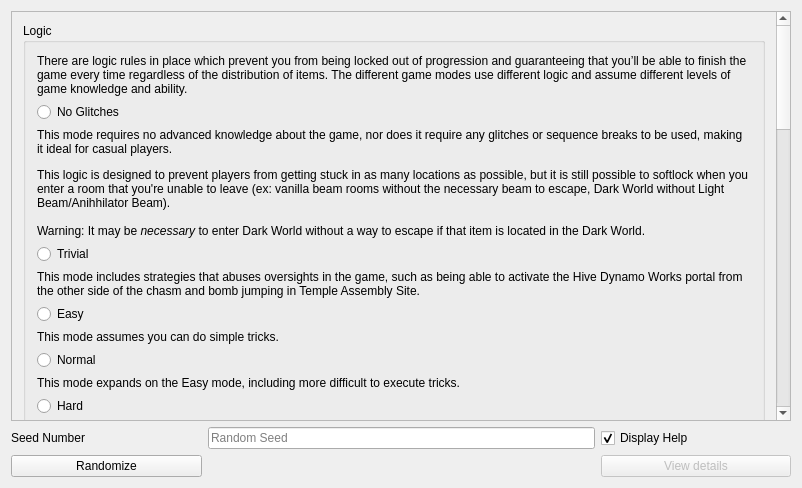
randovania/randovania, file randovania/gui/layout_generator_window.ui: the form before one commit.
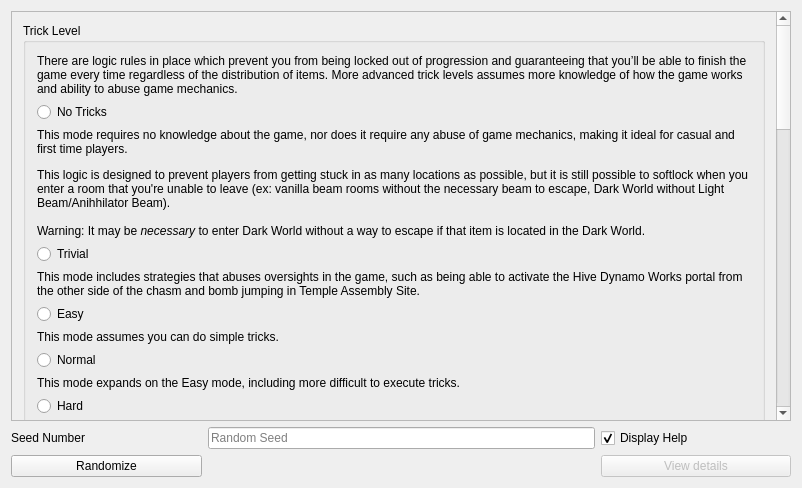
The form after the commit.

Commit message: Rename Logic -> TrickLevel

Patch:
```diff
--- a/randovania/gui/layout_generator_window.ui
+++ b/randovania/gui/layout_generator_window.ui
@@ -54,15 +54,15 @@
         <rect>
          <x>0</x>
          <y>0</y>
-         <width>765</width>
-         <height>1298</height>
+         <width>768</width>
+         <height>2714</height>
         </rect>
        </property>
        <layout class="QVBoxLayout" name="verticalLayout_2">
         <item>
          <widget class="QGroupBox" name="logic_group">
           <property name="title">
-           <string>Logic</string>
+           <string>Trick Level</string>
           </property>
           <property name="flat">
            <bool>false</bool>
@@ -77,7 +77,7 @@
            <item>
             <widget class="QLabel" name="logic_description_label">
              <property name="text">
-              <string>&lt;html&gt;&lt;head/&gt;&lt;body&gt;&lt;p&gt;There are logic rules in place which prevent you from being locked out of progression and guaranteeing that you’ll be able to finish the game every time regardless of the distribution of items. The different game modes use different logic and assume different levels of game knowledge and ability.&lt;/p&gt;&lt;/body&gt;&lt;/html&gt;</string>
+              <string>&lt;html&gt;&lt;head/&gt;&lt;body&gt;&lt;p&gt;There are logic rules in place which prevent you from being locked out of progression and guaranteeing that you’ll be able to finish the game every time regardless of the distribution of items. More advanced trick levels assumes more knowledge of how the game works and ability to abuse game mechanics.&lt;/p&gt;&lt;/body&gt;&lt;/html&gt;</string>
              </property>
              <property name="wordWrap">
               <bool>true</bool>
@@ -87,14 +87,14 @@
            <item>
             <widget class="QRadioButton" name="logic_noglitches_radio">
              <property name="text">
-              <string>No Glitches</string>
+              <string>No Tricks</string>
              </property>
             </widget>
            </item>
            <item>
             <widget class="QLabel" name="logic_noglitches_label">
              <property name="text">
-              <string>&lt;html&gt;&lt;head/&gt;&lt;body&gt;&lt;p&gt;This mode requires no advanced knowledge about the game, nor does it require any glitches or sequence breaks to be used, making it ideal for casual players.&lt;/p&gt;&lt;p&gt;This logic is designed to prevent players from getting stuck in as many locations as possible, but it is still possible to softlock when you enter a room that you're unable to leave (ex: vanilla beam rooms without the necessary beam to escape, Dark World without Light Beam/Anihhilator Beam).&lt;br/&gt;&lt;br/&gt;Warning: It may be &lt;span style=&quot; font-style:italic;&quot;&gt;necessary&lt;/span&gt; to enter Dark World without a way to escape if that item is located in the Dark World.&lt;/p&gt;&lt;/body&gt;&lt;/html&gt;</string>
+              <string>&lt;html&gt;&lt;head/&gt;&lt;body&gt;&lt;p&gt;This mode requires no knowledge about the game, nor does it require any abuse of game mechanics, making it ideal for casual and first time players.&lt;/p&gt;&lt;p&gt;This logic is designed to prevent players from getting stuck in as many locations as possible, but it is still possible to softlock when you enter a room that you're unable to leave (ex: vanilla beam rooms without the necessary beam to escape, Dark World without Light Beam/Anihhilator Beam).&lt;br/&gt;&lt;br/&gt;Warning: It may be &lt;span style=&quot; font-style:italic;&quot;&gt;necessary&lt;/span&gt; to enter Dark World without a way to escape if that item is located in the Dark World.&lt;/p&gt;&lt;/body&gt;&lt;/html&gt;</string>
              </property>
              <property name="wordWrap">
               <bool>true</bool>
```
The commit also changes 13 other files.
